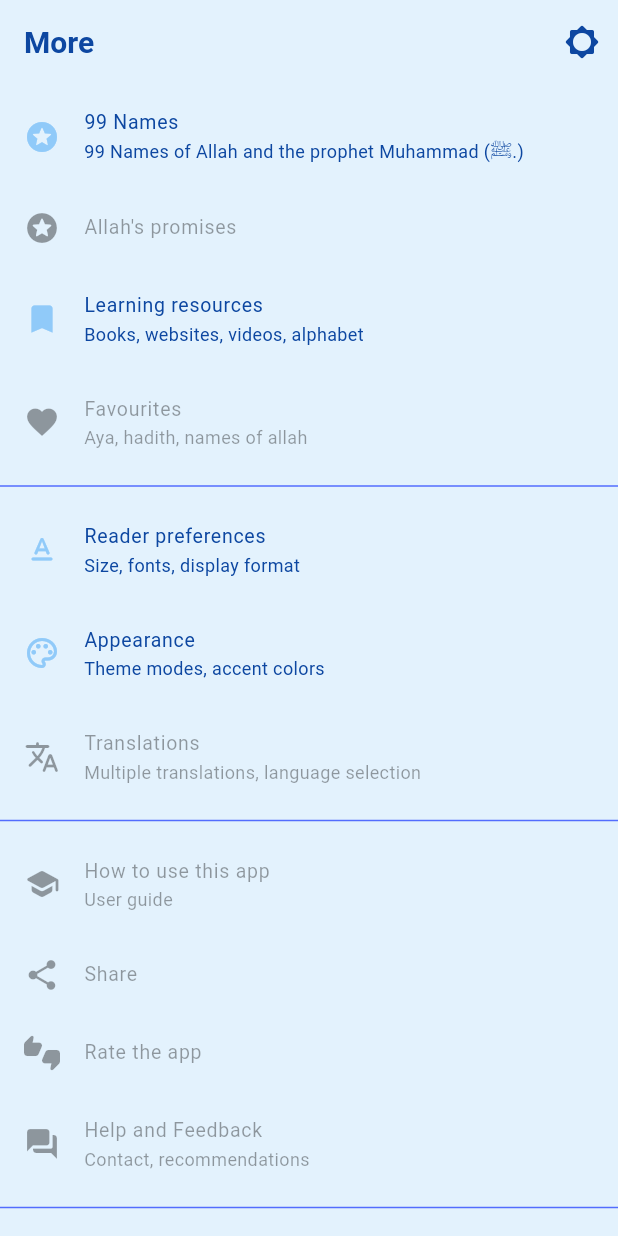
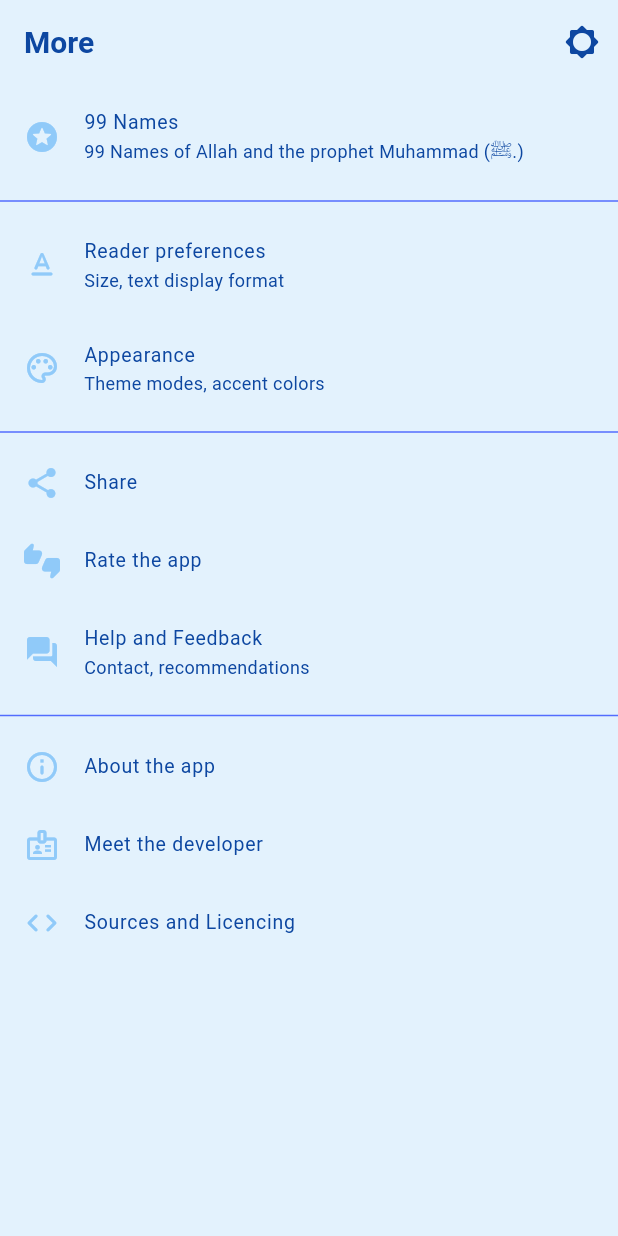
Before and after one commit to tallestlegacy/din_flutter, a Flutter app: the MoreScreen screen opened directly with empty values, on a phone screen of 412 x 824 dp. Run offline on Flutter 3.47's test engine with Material 2 defaults, Android fonts, the phone set to English and light mode, and no system bars; our stand-ins replace flutter_markdown, font_awesome_flutter, get, get_storage, page_transition; missing offline and left inert: flutter_share; accounts and stored records are empty.

Commit message:
MVP on more section

```diff
--- a/lib/screens/hadith/bukhari.dart
+++ b/lib/screens/hadith/bukhari.dart
@@ -125,6 +125,8 @@ class _BukhariHadithsState extends State<BukhariHadiths> {
           title: Text("${widget.book['name']}"),
           leading: const CustomBackButton(),
           actions: const [TextSettingsAction(), ThemeToggleButton()],
+          titleTextStyle:
+              const TextStyle(fontSize: 16, fontWeight: FontWeight.w500),
         ),
         body: ListView.builder(
           padding: const EdgeInsets.all(8),
--- a/lib/screens/more/about_app.dart
+++ b/lib/screens/more/about_app.dart
@@ -1,16 +1,31 @@
 import 'package:din/components/back_button.dart';
 import 'package:flutter/material.dart';
+import 'package:flutter_markdown/flutter_markdown.dart';
 
 class AboutApp extends StatelessWidget {
   const AboutApp({super.key});
 
   @override
   Widget build(BuildContext context) {
+    const String data = """
+Din is a free and open source educational app for curious minds, new converts
+and regular users that need a quick reference to common literary sources.
+It contains a complete quran, a few dua, hadith and other sunnah.
+""";
+
     return Scaffold(
       appBar: AppBar(
         title: const Text("About the app"),
         leading: const CustomBackButton(),
       ),
+      body: const SingleChildScrollView(
+        child: Padding(
+          padding: EdgeInsets.all(16),
+          child: MarkdownBody(
+            data: data,
+          ),
+        ),
+      ),
     );
   }
 }
--- a/lib/screens/more/more.dart
+++ b/lib/screens/more/more.dart
@@ -1,15 +1,13 @@
 import 'package:din/screens/more/about_app.dart';
 import 'package:din/screens/more/about_developer.dart';
 import 'package:din/screens/more/appearance.dart';
-import 'package:din/screens/more/learning_resources/learning_resources.dart';
 import 'package:din/screens/more/names.dart';
 import 'package:din/screens/more/reader_preferences.dart';
 import 'package:din/util/network.dart';
 import 'package:din/widgets/theme_toggle_button.dart';
 import 'package:flutter/cupertino.dart';
-import 'package:flutter/foundation.dart';
 import 'package:flutter/material.dart';
-import 'package:url_launcher/link.dart';
+import 'package:flutter_share/flutter_share.dart';
 
 class MoreScreen extends StatelessWidget {
   final ScrollController scrollController;
@@ -38,30 +36,11 @@ class MoreScreen extends StatelessWidget {
                   const Text("99 Names of Allah and the prophet Muhammad (ﷺ.)"),
               onTap: () => push(const Names()),
             ),
-            ListTile(
-              leading: const Icon(Icons.stars_rounded),
-              title: const Text("Allah's promises"),
-              onTap: () {},
-              enabled: false,
-            ),
-            ListTile(
-              leading: const Icon(Icons.bookmark),
-              title: const Text("Learning resources"),
-              subtitle: const Text("Books, websites, videos, alphabet"),
-              onTap: () => push(const LearningResources()),
-            ),
-            ListTile(
-              leading: const Icon(Icons.favorite),
-              title: const Text("Favourites"),
-              subtitle: const Text("Aya, hadith, names of allah"),
-              onTap: () {},
-              enabled: false,
-            ),
             const Divider(),
             ListTile(
               leading: const Icon(Icons.text_format_rounded),
               title: const Text("Reader preferences"),
-              subtitle: const Text("Size, fonts, display format"),
+              subtitle: const Text("Size, text display format"),
               onTap: () => push(const ReaderPreferences()),
             ),
             ListTile(
@@ -70,36 +49,34 @@ class MoreScreen extends StatelessWidget {
               subtitle: const Text("Theme modes, accent colors"),
               onTap: () => push(const Appearance()),
             ),
+            const Divider(),
             ListTile(
-              leading: const Icon(Icons.translate_rounded),
-              title: const Text("Translations"),
-              subtitle: const Text("Multiple translations, language selection"),
-              onTap: () => {},
-              enabled: false,
+              leading: const Icon(Icons.share_rounded),
+              title: const Text("Share"),
+              onTap: () async {
+                await FlutterShare.share(
+                  title: 'Share the app',
+                  linkUrl:
+                      'https://play.google.com/store/apps/details?id=com.tallestlegacy.din_dt',
+                  chooserTitle: 'Share the app',
+                );
+              },
             ),
-            const Divider(),
-            const ListTile(
-              leading: Icon(Icons.school_rounded),
-              title: Text("How to use this app"),
-              subtitle: Text("User guide"),
-              enabled: false,
-            ),
-            const ListTile(
-              leading: Icon(Icons.share_rounded),
-              title: Text("Share"),
-              enabled: false,
-            ),
-            const ListTile(
-              leading: Icon(Icons.thumbs_up_down_rounded),
-              title: Text("Rate the app"),
-              enabled: false,
+            ListTile(
+              leading: const Icon(Icons.thumbs_up_down_rounded),
+              title: const Text("Rate the app"),
+              onTap: () {
+                openLink(
+                    "https://play.google.com/store/apps/details?id=com.tallestlegacy.din_dt");
+              },
             ),
             ListTile(
               leading: const Icon(Icons.question_answer_rounded),
               title: const Text("Help and Feedback"),
               subtitle: const Text("Contact, recommendations"),
-              onTap: () => launchUri(context, Uri.parse("https://google.com")),
-              enabled: false,
+              onTap: () => openLink(
+                "mailto:tallestlegacy@gmail.com?subject=Din > Help and Feedback",
+              ),
             ),
             const Divider(),
             ListTile(
@@ -109,15 +86,13 @@ class MoreScreen extends StatelessWidget {
             ),
             ListTile(
               leading: const Icon(Icons.badge_outlined),
-              title:
-                  const Text("Meet the developer"), // TODO find a better icon
+              title: const Text("Meet the developer"),
               onTap: () => push(const AboutDeveloper()),
             ),
             ListTile(
               leading: const Icon(Icons.code_rounded),
               title: const Text("Sources and Licencing"),
-              onTap: () => {},
-              enabled: false,
+              onTap: () => openLink("https://github.com/tallestlegacy/din_dt"),
             ),
           ],
         ));
--- a/lib/screens/more/names.dart
+++ b/lib/screens/more/names.dart
@@ -58,7 +58,7 @@ class _NamesState extends State<Names> {
                 title: const Text("99 Names"),
                 leading: const CustomBackButton(),
                 bottom: TabBar(
-                  labelPadding: const EdgeInsets.all(8),
+                  labelPadding: const EdgeInsets.only(bottom: 8),
                   tabs: const [
                     Text("Allah"),
                     Text("Muhammad"),
--- a/lib/screens/quran.dart
+++ b/lib/screens/quran.dart
@@ -113,7 +113,7 @@ class _QuranPageState extends State<QuranPage> {
               subtitle: Text("${_chapters[index]['translation']}"),
               leading: Text("${_chapters[index]['id']}"),
               title: Text(
-                "${_chapters[index]['name']}",
+                "${_chapters[index]['name']} - ${_chapters[index]['transliteration']}",
                 style: Theme.of(context).primaryTextTheme.bodyText2,
               ),
               trailing: Text(
--- a/pubspec.yaml
+++ b/pubspec.yaml
@@ -13,13 +13,13 @@ environment:
 dependencies:
   flutter:
     sdk: flutter
-  cupertino_icons: ^1.0.2
-  shared_preferences: ^2.0.15
   get: ^4.6.5
   get_storage: ^2.0.3
   font_awesome_flutter: ^10.2.1
   url_launcher: ^6.1.5
   flutter_markdown: ^0.6.12
+  page_transition: ^2.0.9
+  flutter_share: ^2.0.0
 
 dev_dependencies:
   flutter_test:
```
Also changed, not shown: lib/components/padded_text.dart (added, +35 -0 lines), lib/components/verse.dart (+1 -33 lines), lib/screens/debug.dart (+15 -53 lines), lib/screens/dua/hisnul.dart (+17 -19 lines), lib/screens/more/about_developer.dart (+23 -13 lines), lib/screens/more/appearance.dart (+6 -4 lines), lib/util/network.dart (+3 -13 lines), lib/widgets/theme_toggle_button.dart (+7 -1 lines), pubspec.lock, 3 other files.
